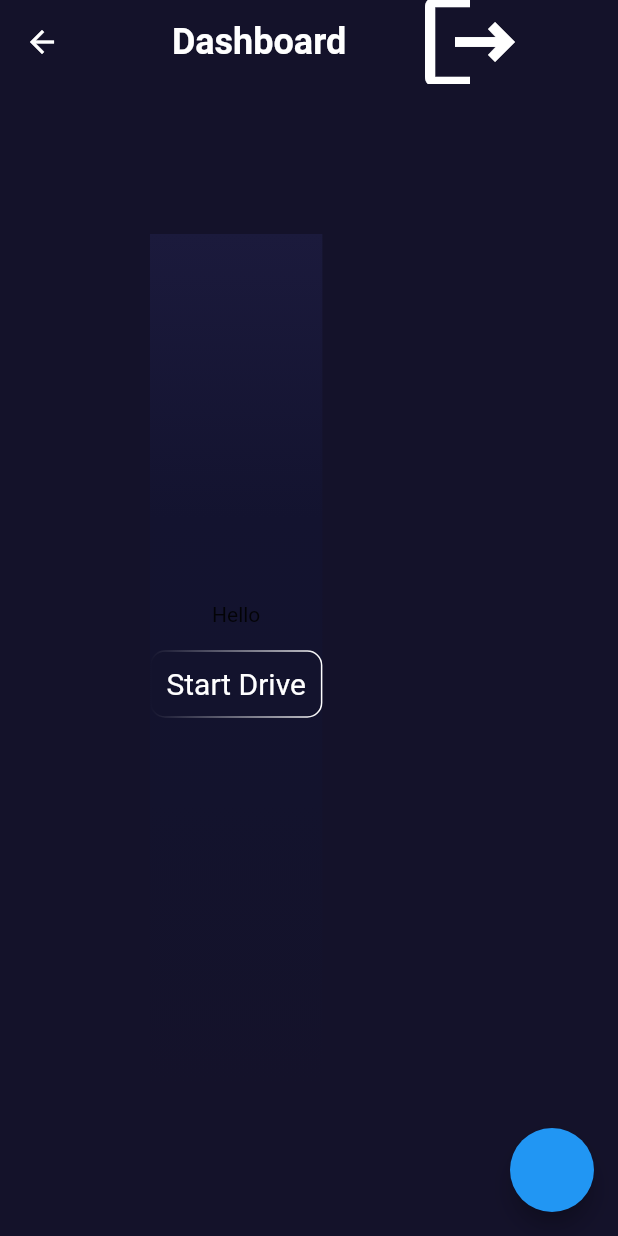
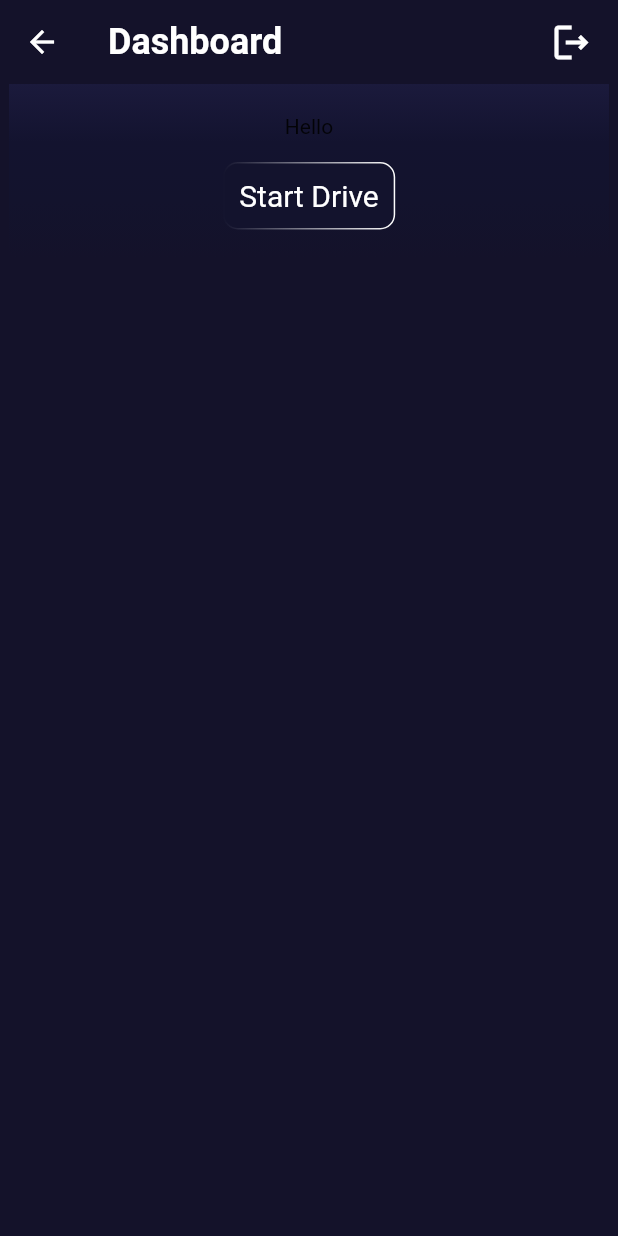
Before and after one commit to KrishChopra22/DriWary, a Flutter app: the Dashboard screen opened directly, on a phone screen of 412 x 824 dp. Run offline on Flutter 3.47's test engine with Material 2 defaults, Android fonts, the phone set to English and light mode, and no system bars; our stand-ins replace audioplayers, camera, firebase_auth, firebase_core, firebase_database, fluttertoast and 5 more; missing offline and left inert: flutter_phone_direct_caller, flutter_sms, google_mlkit_face_detection; accounts and stored records are empty.

Commit message:
UI done completely

```diff
--- a/lib/screens/camera_view.dart
+++ b/lib/screens/camera_view.dart
@@ -123,7 +123,10 @@ class _CameraViewState extends State<CameraView> {
   @override
   Widget build(BuildContext context) {
     return Scaffold(
-      appBar: AppBar(title: Text(widget.title)),
+      appBar: AppBar(
+          elevation: 0,
+          backgroundColor: Color(0xff14122a),
+          title: Text(widget.title)),
       body: Column(
         mainAxisAlignment: MainAxisAlignment.start,
         children: [
--- a/lib/screens/dashboard.dart
+++ b/lib/screens/dashboard.dart
@@ -24,7 +24,7 @@ class Dashboard extends StatelessWidget {
     return Scaffold(
         appBar: AppBar(
           title: Row(
-            mainAxisAlignment: MainAxisAlignment.spaceEvenly,
+            mainAxisAlignment: MainAxisAlignment.spaceBetween,
             children: [
               Text(
                 'Dashboard',
@@ -38,7 +38,7 @@ class Dashboard extends StatelessWidget {
                 child: Icon(
                   Icons.logout_outlined,
                   color: Colors.white,
-                  size: 80,
+                  size: 30,
                 ),
               ),
             ],
@@ -47,9 +47,12 @@ class Dashboard extends StatelessWidget {
           backgroundColor: Color(0xff14122a),
         ),
         backgroundColor: Color(0xff14122a),
-        body: Padding(
-          padding: const EdgeInsets.all(100.0),
+        body: SafeArea(
+          child: SingleChildScrollView(
+            child: Center(
               child: Container(
+                width: 400,
+                padding: EdgeInsets.all(20),
                   decoration: BoxDecoration(
                       gradient: LinearGradient(
                     colors: [
@@ -60,7 +63,7 @@ class Dashboard extends StatelessWidget {
                     ],
                     begin: Alignment.bottomCenter,
                     end: Alignment.topCenter,
-            )),
+                  ),),
                   child: Column(
                     mainAxisAlignment: MainAxisAlignment.center,
                     crossAxisAlignment: CrossAxisAlignment.center,
@@ -128,14 +131,18 @@ class Dashboard extends StatelessWidget {
                   ),
                 ),
             ),
-        floatingActionButton: FloatingActionButton(
-          onPressed: () {
-            Navigator.push(
-                context,
-                MaterialPageRoute(
-                    builder: (context) => const FaceDetectorPage()));
-          },
-        ));
+          ),
+        ),
+
+        // floatingActionButton: FloatingActionButton(
+        //   onPressed: () {
+        //     Navigator.push(
+        //         context,
+        //         MaterialPageRoute(
+        //             builder: (context) => const FaceDetectorPage()));
+        //   },
+        // )
+    );
   }
 
   signOut(BuildContext context) {
```
Also changed, not shown: lib/screens/DriveDetails.dart (+39 -9 lines). Lines whose indentation alone changed are shown as unchanged.
